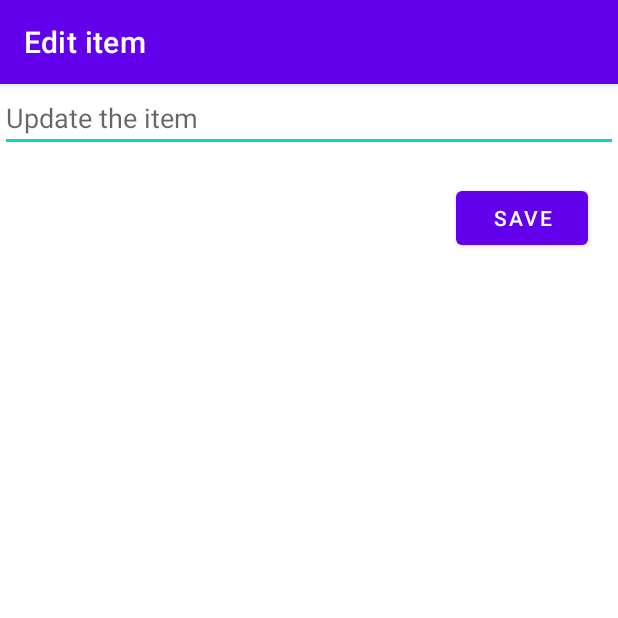
After one commit to marcopizarro/SimpleTodo, an Android app: the EditActivity screen opened directly, with no data from a screen before it, on a phone screen of 412 x 824 dp, the top half of it. The commit adds this screen. Run offline under Robolectric (Android 15) with nearby library versions, the phone set to English and light mode, and no system bars.

Commit message:
Extension
Added extension to be able to edit each TODO list item.

```diff
--- a/app/src/main/AndroidManifest.xml
+++ b/app/src/main/AndroidManifest.xml
@@ -9,6 +9,7 @@
         android:roundIcon="@mipmap/ic_launcher_round"
         android:supportsRtl="true"
         android:theme="@style/Theme.SImpleTodo">
+        <activity android:name=".EditActivity"></activity>
         <activity android:name=".MainActivity">
             <intent-filter>
                 <action android:name="android.intent.action.MAIN" />
--- /dev/null
+++ b/app/src/main/java/com/example/simpletodo/EditActivity.java
@@ -0,0 +1,37 @@
+package com.example.simpletodo;
+
+import androidx.appcompat.app.AppCompatActivity;
+
+import android.content.Intent;
+import android.os.Bundle;
+import android.view.View;
+import android.widget.Button;
+import android.widget.EditText;
+
+public class EditActivity extends AppCompatActivity {
+
+    EditText etUpdateItem;
+    Button btnSave;
+
+    @Override
+    protected void onCreate(Bundle savedInstanceState) {
+        super.onCreate(savedInstanceState);
+        setContentView(R.layout.activity_edit);
+        etUpdateItem = findViewById(R.id.etUpdateItem);
+        btnSave = findViewById(R.id.btnSave);
+
+        getSupportActionBar().setTitle("Edit item");
+
+        etUpdateItem.setText(getIntent().getStringExtra(MainActivity.KEY_ITEM_TEXT));
+        btnSave.setOnClickListener(new View.OnClickListener() {
+            @Override
+            public void onClick(View v) {
+                Intent intent = new Intent();
+                intent.putExtra(MainActivity.KEY_ITEM_TEXT, etUpdateItem.getText().toString());
+                intent.putExtra(MainActivity.KEY_ITEM_POSITION, getIntent().getExtras().getInt(MainActivity.KEY_ITEM_POSITION));
+                setResult(RESULT_OK, intent);
+                finish();
+            }
+        });
+    }
+}
--- /dev/null
+++ b/app/src/main/res/layout/activity_edit.xml
@@ -0,0 +1,32 @@
+<?xml version="1.0" encoding="utf-8"?>
+<RelativeLayout xmlns:android="http://schemas.android.com/apk/res/android"
+    xmlns:app="http://schemas.android.com/apk/res-auto"
+    xmlns:tools="http://schemas.android.com/tools"
+    android:layout_width="match_parent"
+    android:layout_height="match_parent"
+    tools:context=".EditActivity">
+
+    <EditText
+        android:id="@+id/etUpdateItem"
+        android:layout_width="match_parent"
+        android:layout_height="wrap_content"
+        android:layout_alignParentTop="true"
+        android:layout_alignParentEnd="true"
+        android:layout_centerHorizontal="true"
+        android:layout_marginTop="0dp"
+        android:layout_marginEnd="0dp"
+        android:ems="10"
+        android:hint="Update the item"
+        android:inputType="text" />
+
+    <Button
+        android:id="@+id/btnSave"
+        android:layout_width="wrap_content"
+        android:layout_height="wrap_content"
+        android:layout_below="@+id/etUpdateItem"
+        android:layout_alignParentEnd="true"
+        android:layout_centerHorizontal="false"
+        android:layout_marginTop="20dp"
+        android:layout_marginEnd="20dp"
+        android:text="Save" />
+</RelativeLayout>
--- a/build.gradle
+++ b/build.gradle
@@ -16,7 +16,7 @@ allprojects {
     repositories {
         google()
         mavenCentral()
-        jcenter() // Warning: this repository is going to shut down soon
+//        jcenter() // Warning: this repository is going to shut down soon
     }
 }
 
```
Also changed, not shown: app/src/main/java/com/example/simpletodo/ItemsAdapter.java (+14 -1 lines), app/src/main/java/com/example/simpletodo/MainActivity.java (+44 -6 lines).
